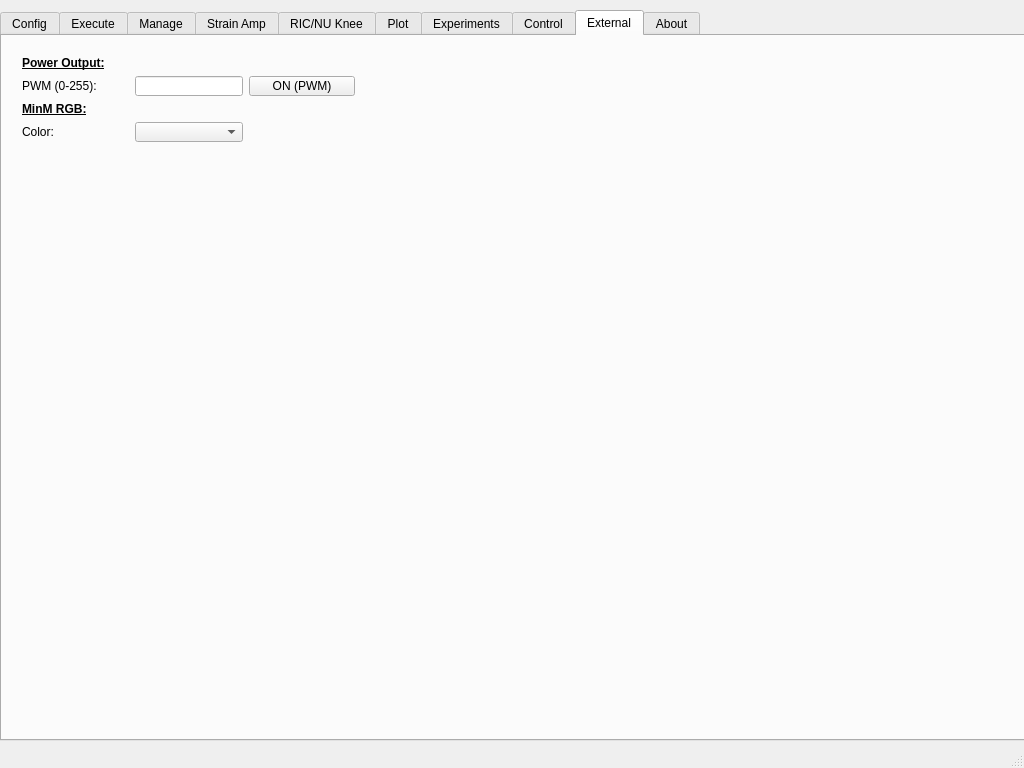
The window that execute-gui-1/mainwindow.ui (JFDuval/FlexSEA) describes before a commit, drawn with Qt 5.
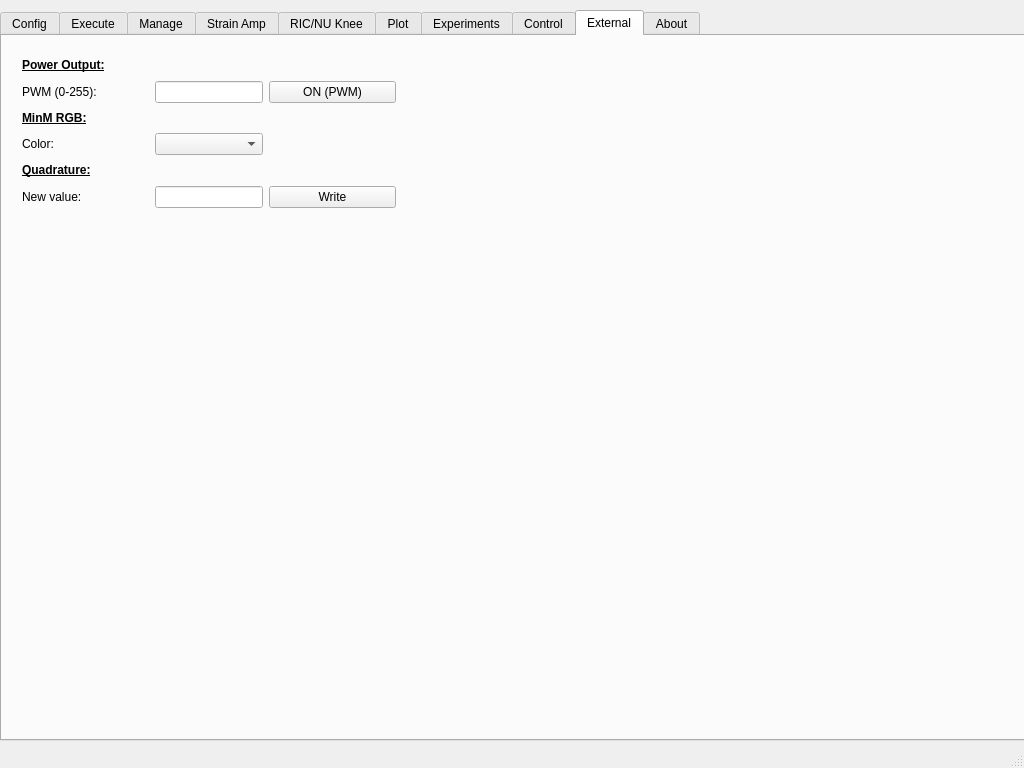
The same window after the commit. The open tabs and pages were chosen to show the change. Custom widgets are drawn as their Qt base class.

Commit message: GUI supports Quad Write button

Diff of the .ui file:
```diff
--- a/execute-gui-1/mainwindow.ui
+++ b/execute-gui-1/mainwindow.ui
@@ -4015,8 +4015,8 @@
        <rect>
         <x>9</x>
         <y>9</y>
-        <width>355</width>
-        <height>108</height>
+        <width>396</width>
+        <height>174</height>
        </rect>
       </property>
       <layout class="QGridLayout" name="gridLayout_9">
@@ -4061,6 +4061,13 @@
          </property>
         </widget>
        </item>
+       <item row="4" column="0">
+        <widget class="QLabel" name="label_105">
+         <property name="text">
+          <string>&lt;html&gt;&lt;head/&gt;&lt;body&gt;&lt;p&gt;&lt;span style=&quot; font-weight:600; text-decoration: underline;&quot;&gt;Quadrature:&lt;/span&gt;&lt;/p&gt;&lt;/body&gt;&lt;/html&gt;</string>
+         </property>
+        </widget>
+       </item>
        <item row="3" column="0">
         <widget class="QLabel" name="label_72">
          <property name="text">
@@ -4071,6 +4078,33 @@
        <item row="3" column="1">
         <widget class="QComboBox" name="comboBox_minm_rgb"/>
        </item>
+       <item row="5" column="2">
+        <widget class="QPushButton" name="quadrature_write">
+         <property name="text">
+          <string>Write</string>
+         </property>
+        </widget>
+       </item>
+       <item row="5" column="1">
+        <widget class="QLineEdit" name="quad_write_val">
+         <property name="sizePolicy">
+          <sizepolicy hsizetype="Fixed" vsizetype="Fixed">
+           <horstretch>0</horstretch>
+           <verstretch>0</verstretch>
+          </sizepolicy>
+         </property>
+         <property name="alignment">
+          <set>Qt::AlignRight|Qt::AlignTrailing|Qt::AlignVCenter</set>
+         </property>
+        </widget>
+       </item>
+       <item row="5" column="0">
+        <widget class="QLabel" name="label_106">
+         <property name="text">
+          <string>New value:</string>
+         </property>
+        </widget>
+       </item>
       </layout>
      </widget>
     </widget>
```
Left out of the diff: 9 changed lines with no effect on the pictures. The commit also changes 4 other files.
